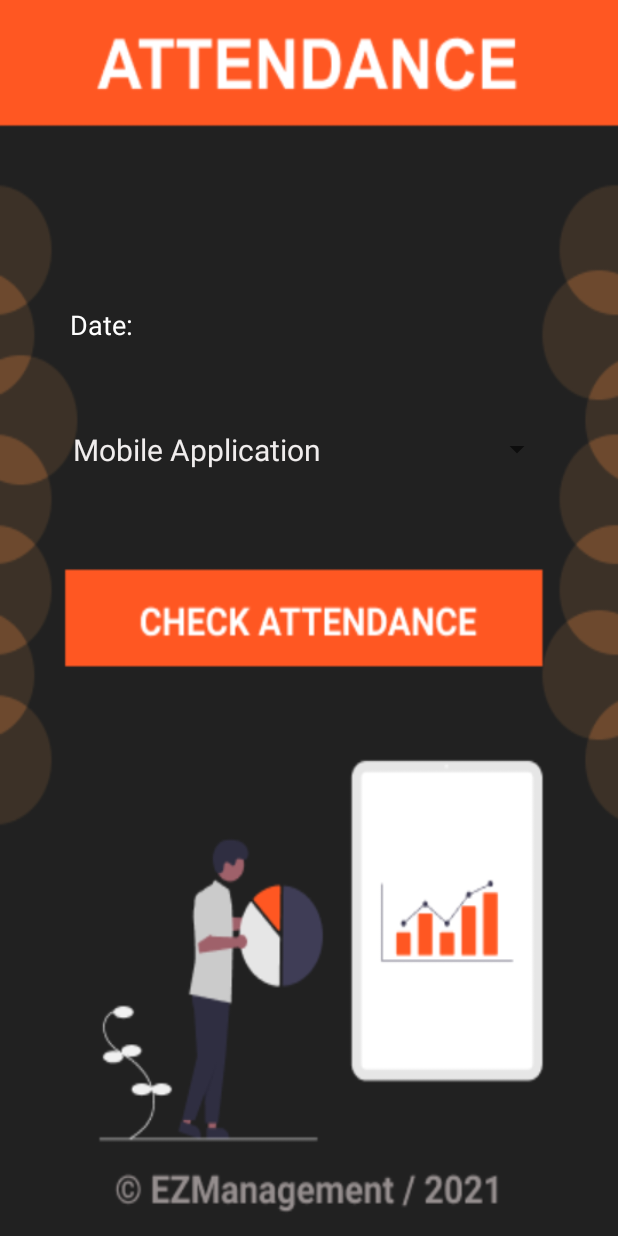
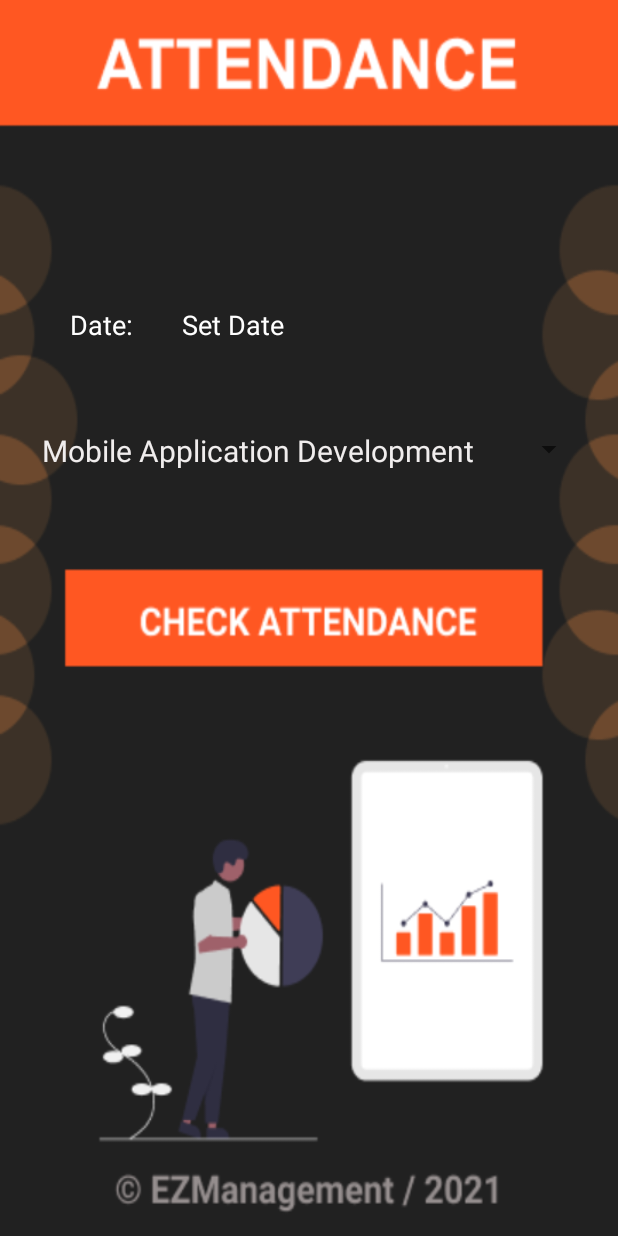
Before and after one commit to Amber-04/ezmanagement, an Android app: the attendance_stu screen opened directly, with no data from a screen before it, on a phone screen of 412 x 824 dp. Run offline under Robolectric (Android 15) with nearby library versions, the phone set to English and light mode, and no system bars.

```diff
--- a/app/src/main/java/com/example/ezmanagement/attendance_stu.java
+++ b/app/src/main/java/com/example/ezmanagement/attendance_stu.java
@@ -2,15 +2,19 @@ package com.example.ezmanagement;
 
 import androidx.appcompat.app.AppCompatActivity;
 
+import android.app.DatePickerDialog;
 import android.graphics.Color;
 import android.os.Bundle;
 import android.view.View;
 import android.widget.AdapterView;
 import android.widget.ArrayAdapter;
 import android.widget.Button;
+import android.widget.DatePicker;
 import android.widget.Spinner;
 import android.widget.TextView;
 import android.widget.Toast;
+
+import java.util.Calendar;
 
 public class attendance_stu extends AppCompatActivity implements AdapterView.OnItemSelectedListener{
     String[] courses = {"Mobile Application Development", "Data structures",
@@ -18,20 +22,46 @@ public class attendance_stu extends AppCompatActivity implements AdapterView.OnI
             "Probability And Statistics", "Image Processing", "Python Programming", "Image Processing", "Java Programming"};
     Spinner spin;
     Button atn_btn;
+    int year;
+    int month;
+    int day;
+    TextView dateFormat;
+    public String date;
 
     @Override
     protected void onCreate(Bundle savedInstanceState) {
         super.onCreate(savedInstanceState);
         setContentView(R.layout.activity_attendance_stu);
-    spin = findViewById(R.id.spinner_atn_stu);
-    atn_btn = findViewById(R.id.chk_atn_btn);
-    spin.setOnItemSelectedListener(this);
-    ArrayAdapter arrayAdapter = new ArrayAdapter(this,R.layout.spinner_item,courses);
-    arrayAdapter.setDropDownViewResource(android.R.layout.simple_spinner_dropdown_item);
-    spin.setAdapter(arrayAdapter);
+        spin = findViewById(R.id.spinner_atn_stu);
+        atn_btn = findViewById(R.id.chk_atn_btn);
+        spin.setOnItemSelectedListener(this);
+        dateFormat = findViewById(R.id.dateFormatID4);
+        ArrayAdapter arrayAdapter = new ArrayAdapter(this, R.layout.spinner_item, courses);
+        arrayAdapter.setDropDownViewResource(android.R.layout.simple_spinner_dropdown_item);
+        spin.setAdapter(arrayAdapter);
 
+        Calendar calendar = Calendar.getInstance();
+        dateFormat.setOnClickListener(new View.OnClickListener() {
+            @Override
+            public void onClick(View v) {
+                year = calendar.get(Calendar.YEAR);
+                month = calendar.get(Calendar.MONTH);
+                day = calendar.get(Calendar.DAY_OF_MONTH);
+                DatePickerDialog datePickerDialog = new DatePickerDialog(attendance_stu.this, new DatePickerDialog.OnDateSetListener() {
+                    @Override
+                    public void onDateSet(DatePicker view, int year, int month, int dayOfMonth) {
 
+                        int m = calendar.get(Calendar.MONTH);
+                        m++;
 
+                        date = String.valueOf(calendar.get(Calendar.DAY_OF_MONTH)) + "-" + String.valueOf(m) + "-" +
+                                String.valueOf(calendar.get(Calendar.YEAR));
+                        dateFormat.setText(date);
+                    }
+                }, year, month, day);
+                datePickerDialog.show();
+            }
+        });
     }
 
     @Override
--- a/app/src/main/res/layout/activity_attendance_stu.xml
+++ b/app/src/main/res/layout/activity_attendance_stu.xml
@@ -6,6 +6,20 @@
     android:layout_height="match_parent"
     android:background="@drawable/student_attendance"
     tools:context=".attendance_stu">
+
+    <TextView
+        android:id="@+id/dateFormatID4"
+        android:layout_width="199dp"
+        android:layout_height="31dp"
+        android:text="Set Date"
+        android:textColor="#FFFFFF"
+        android:textSize="18sp"
+        app:layout_constraintBottom_toBottomOf="parent"
+        app:layout_constraintEnd_toEndOf="parent"
+        app:layout_constraintHorizontal_bias="0.57"
+        app:layout_constraintStart_toStartOf="parent"
+        app:layout_constraintTop_toTopOf="parent"
+        app:layout_constraintVertical_bias="0.257" />
 
     <TextView
         android:id="@+id/textView7"
@@ -35,8 +49,8 @@
 
     <Spinner
         android:id="@+id/spinner_atn_stu"
-        android:layout_width="325dp"
-        android:layout_height="38dp"
+        android:layout_width="367dp"
+        android:layout_height="36dp"
         app:layout_constraintBottom_toBottomOf="parent"
         app:layout_constraintEnd_toEndOf="parent"
         app:layout_constraintStart_toStartOf="parent"
--- a/app/src/main/res/layout/activity_test_stu.xml
+++ b/app/src/main/res/layout/activity_test_stu.xml
@@ -24,8 +24,8 @@
     <Spinner
         android:id="@+id/spinner_stu_test"
 
-        android:layout_width="325dp"
-        android:layout_height="38dp"
+        android:layout_width="351dp"
+        android:layout_height="40dp"
         app:layout_constraintBottom_toBottomOf="parent"
         app:layout_constraintEnd_toEndOf="parent"
         app:layout_constraintStart_toStartOf="parent"
```
